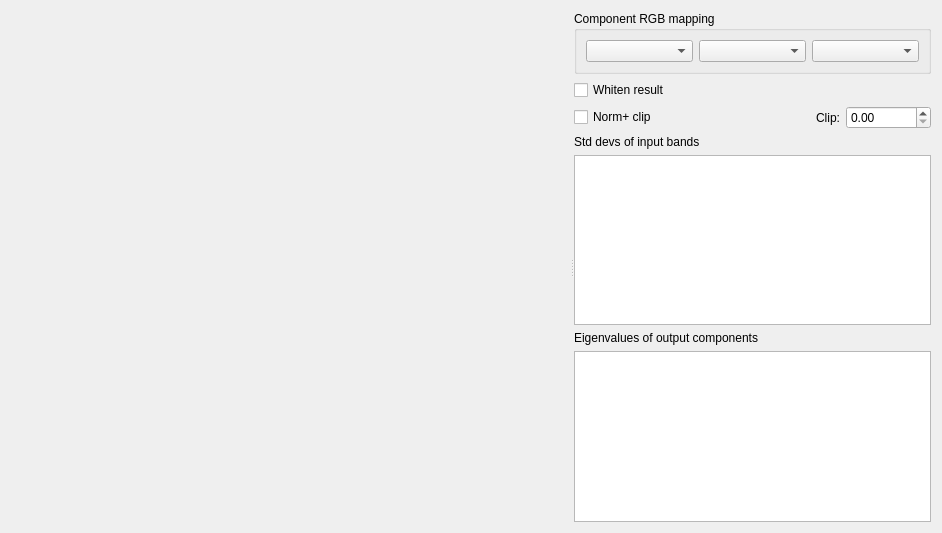
Before: the Qt Designer form src/pcot/assets/tabPCA.ui in AU-ExoMars/PCOT, drawn with Qt 5.
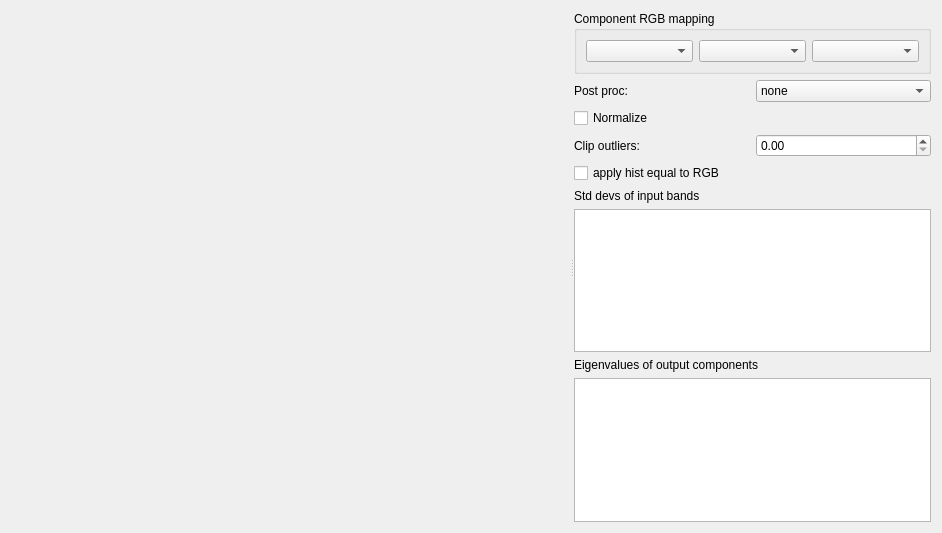
After: the same form once the commit is applied. Custom widgets are drawn as their Qt base class.

The edit to the form file:
```diff
--- a/src/pcot/assets/tabPCA.ui
+++ b/src/pcot/assets/tabPCA.ui
@@ -47,10 +47,10 @@
        </size>
       </property>
       <layout class="QGridLayout" name="gridLayout">
-       <item row="7" column="0" colspan="4">
-        <widget class="QLabel" name="label_4">
-         <property name="text">
-          <string>Eigenvalues of output components</string>
+       <item row="10" column="0" colspan="4">
+        <widget class="QTextEdit" name="eigenValsText">
+         <property name="readOnly">
+          <bool>true</bool>
          </property>
         </widget>
        </item>
@@ -79,53 +79,85 @@
         </widget>
        </item>
        <item row="8" column="0" colspan="4">
-        <widget class="QTextEdit" name="eigenValsText">
-         <property name="readOnly">
-          <bool>true</bool>
-         </property>
-        </widget>
-       </item>
-       <item row="6" column="0" colspan="4">
         <widget class="QTextEdit" name="stdDevsText">
          <property name="readOnly">
           <bool>true</bool>
          </property>
         </widget>
        </item>
-       <item row="5" column="0" colspan="2">
+       <item row="9" column="0" colspan="4">
+        <widget class="QLabel" name="label_4">
+         <property name="text">
+          <string>Eigenvalues of output components</string>
+         </property>
+        </widget>
+       </item>
+       <item row="5" column="0" colspan="4">
+        <widget class="QCheckBox" name="histequal">
+         <property name="text">
+          <string>apply hist equal to RGB</string>
+         </property>
+        </widget>
+       </item>
+       <item row="7" column="0" colspan="3">
         <widget class="QLabel" name="label_3">
          <property name="text">
           <string>Std devs of input bands</string>
          </property>
         </widget>
        </item>
-       <item row="1" column="0" colspan="2">
-        <widget class="QCheckBox" name="whiten">
-         <property name="text">
-          <string>Whiten result</string>
-         </property>
+       <item row="1" column="2" colspan="2">
+        <widget class="QComboBox" name="post">
+         <item>
+          <property name="text">
+           <string>none</string>
+          </property>
+         </item>
+         <item>
+          <property name="text">
+           <string>whiten</string>
+          </property>
+         </item>
+         <item>
+          <property name="text">
+           <string>decorr</string>
+          </property>
+         </item>
         </widget>
        </item>
-       <item row="3" column="0">
+       <item row="4" column="2" colspan="2">
+        <widget class="QDoubleSpinBox" name="clip"/>
+       </item>
+       <item row="2" column="0" colspan="4">
         <widget class="QCheckBox" name="norm">
+         <property name="layoutDirection">
+          <enum>Qt::LeftToRight</enum>
+         </property>
          <property name="text">
-          <string>Norm+ clip</string>
+          <string>Normalize</string>
          </property>
         </widget>
        </item>
-       <item row="3" column="2">
+       <item row="1" column="0" colspan="2">
+        <widget class="QLabel" name="label_2">
+         <property name="text">
+          <string>Post proc:</string>
+         </property>
+         <property name="alignment">
+          <set>Qt::AlignLeading|Qt::AlignLeft|Qt::AlignVCenter</set>
+         </property>
+        </widget>
+       </item>
+       <item row="4" column="0" colspan="2">
         <widget class="QLabel" name="label">
          <property name="text">
-          <string>Clip:</string>
+          <string>Clip outliers:</string>
          </property>
          <property name="alignment">
-          <set>Qt::AlignRight|Qt::AlignTrailing|Qt::AlignVCenter</set>
+          <set>Qt::AlignLeading|Qt::AlignLeft|Qt::AlignVCenter</set>
          </property>
         </widget>
        </item>
-       <item row="3" column="3">
-        <widget class="QDoubleSpinBox" name="clip"/>
-       </item>
       </layout>
      </widget>
     </widget>
```
